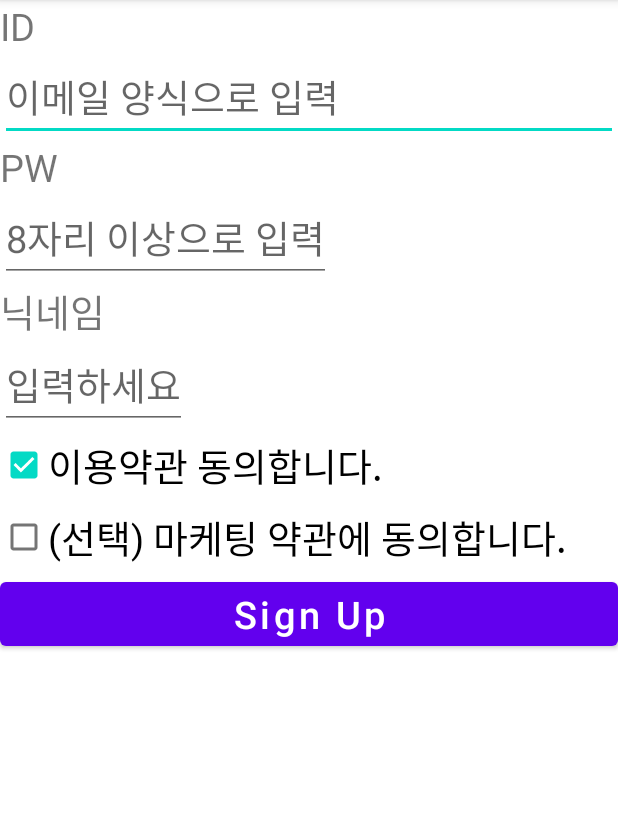
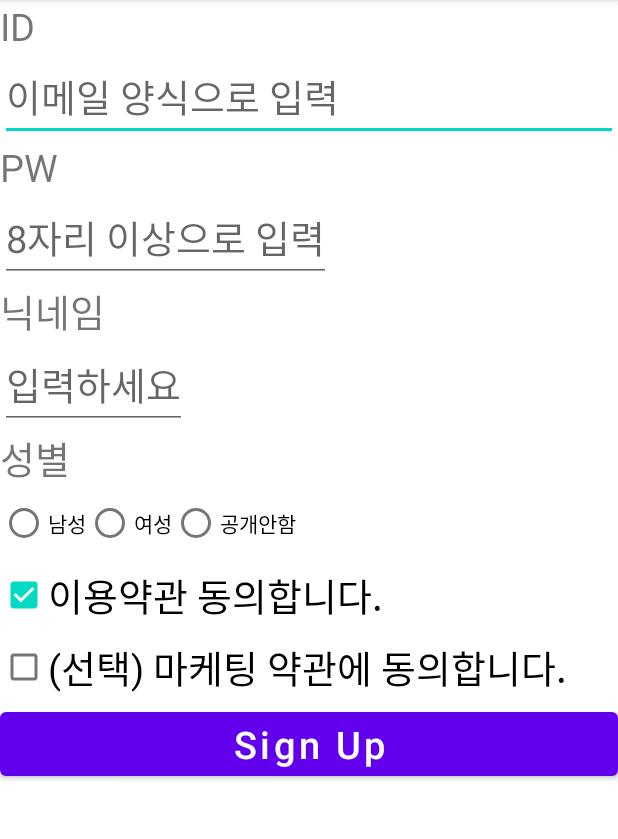
Before and after one commit to gp02als/MyApplication_20220515, an Android app: the screen it shows after launch (MainActivity), on a phone screen of 412 x 824 dp, the part 84-923 px from its top. Run offline under Robolectric (Android 15) with nearby library versions, the phone set to English and light mode, and no system bars.

```diff
--- a/app/src/main/res/layout/activity_main.xml
+++ b/app/src/main/res/layout/activity_main.xml
@@ -54,6 +54,37 @@
         android:singleLine="true"
     />
 
+    <TextView
+        android:layout_width="wrap_content"
+        android:layout_height="wrap_content"
+        android:text="성별"
+        android:textSize="25sp"
+        />
+
+    <RadioGroup
+        android:layout_width="wrap_content"
+        android:layout_height="wrap_content"
+        android:orientation="horizontal"
+    >
+        <RadioButton
+            android:layout_width="wrap_content"
+            android:layout_height="wrap_content"
+            android:text="남성"
+        />
+        <RadioButton
+            android:layout_width="wrap_content"
+            android:layout_height="wrap_content"
+            android:text="여성"
+            />
+        <RadioButton
+            android:layout_width="wrap_content"
+            android:layout_height="wrap_content"
+            android:text="공개안함"
+            />
+
+
+    </RadioGroup>
+
     <CheckBox
         android:layout_width="match_parent"
         android:layout_height="wrap_content"
```
Also changed, not shown: app/src/main/res/drawable/nepplus_logo.png (added).
